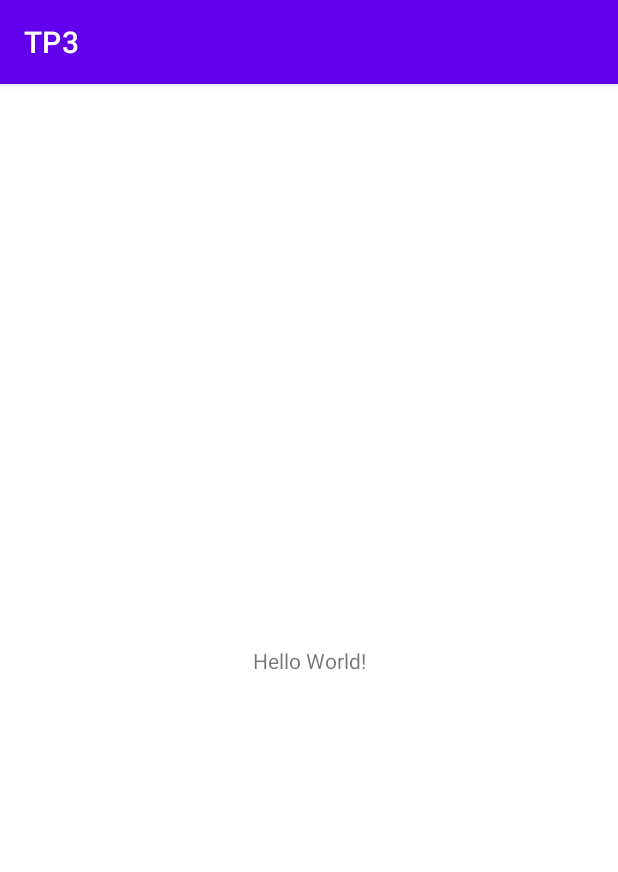
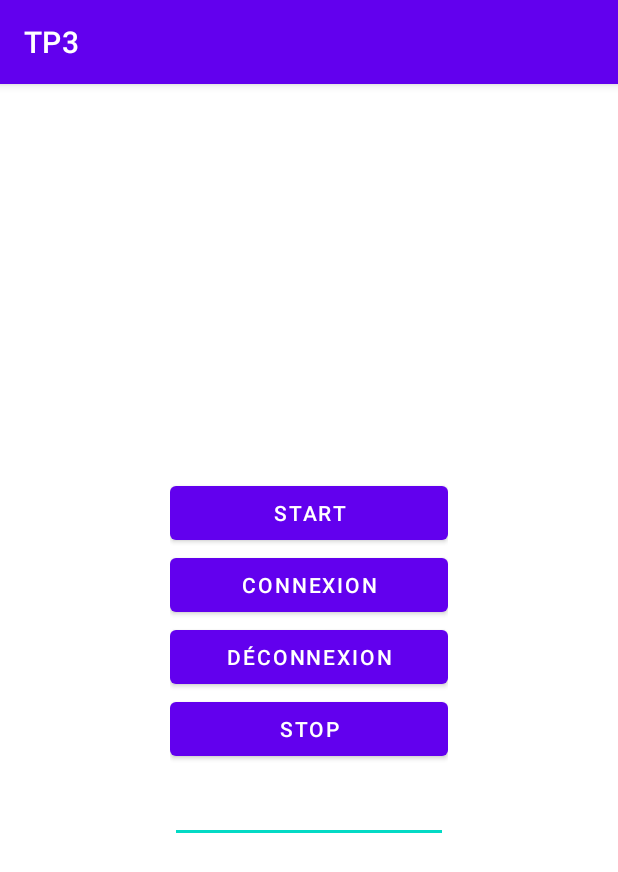
Before and after one commit to GaetanJago/systemes-mobiles, an Android app: the screen it shows after launch (MainActivity), on a phone screen of 412 x 824 dp. Shown: the top 872 px of the screen. Run offline under Robolectric (Android 15) with nearby library versions, the phone set to English and light mode, and no system bars.

Commit message:
Ajout IHM

```diff
--- a/TP3/app/src/main/java/com/example/tp3/MainActivity.java
+++ b/TP3/app/src/main/java/com/example/tp3/MainActivity.java
@@ -3,12 +3,29 @@ package com.example.tp3;
 import androidx.appcompat.app.AppCompatActivity;
 
 import android.os.Bundle;
+import android.widget.Button;
+import android.widget.EditText;
 
 public class MainActivity extends AppCompatActivity {
+
+    private Button btnStart;
+    private Button btnConnexion;
+    private Button btnDeconnexion;
+    private Button btnStop;
+
+    private EditText editText;
+
 
     @Override
     protected void onCreate(Bundle savedInstanceState) {
         super.onCreate(savedInstanceState);
         setContentView(R.layout.activity_main);
+
+        this.btnStart = findViewById(R.id.buttonStart);
+        this.btnConnexion = findViewById(R.id.buttonConnexion);
+        this.btnDeconnexion = findViewById(R.id.buttonDeconnexion);
+        this.btnStop = findViewById(R.id.buttonStop);
+
+        this.editText = findViewById(R.id.editText);
     }
 }
--- a/TP3/app/src/main/res/layout/activity_main.xml
+++ b/TP3/app/src/main/res/layout/activity_main.xml
@@ -4,15 +4,50 @@
     xmlns:tools="http://schemas.android.com/tools"
     android:layout_width="match_parent"
     android:layout_height="match_parent"
+    android:visibility="visible"
     tools:context=".MainActivity">
 
-    <TextView
-        android:layout_width="wrap_content"
-        android:layout_height="wrap_content"
-        android:text="Hello World!"
+    <LinearLayout
+        android:layout_width="185dp"
+        android:layout_height="244dp"
+        android:orientation="vertical"
         app:layout_constraintBottom_toBottomOf="parent"
-        app:layout_constraintLeft_toLeftOf="parent"
-        app:layout_constraintRight_toRightOf="parent"
-        app:layout_constraintTop_toTopOf="parent" />
+        app:layout_constraintEnd_toEndOf="parent"
+        app:layout_constraintStart_toStartOf="parent"
+        app:layout_constraintTop_toTopOf="parent">
+
+        <Button
+            android:id="@+id/buttonStart"
+            android:layout_width="match_parent"
+            android:layout_height="wrap_content"
+            android:text="Start" />
+
+        <Button
+            android:id="@+id/buttonConnexion"
+            android:layout_width="match_parent"
+            android:layout_height="wrap_content"
+            android:text="Connexion" />
+
+        <Button
+            android:id="@+id/buttonDeconnexion"
+            android:layout_width="match_parent"
+            android:layout_height="wrap_content"
+            android:text="Déconnexion" />
+
+        <Button
+            android:id="@+id/buttonStop"
+            android:layout_width="match_parent"
+            android:layout_height="wrap_content"
+            android:text="Stop" />
+
+        <EditText
+            android:id="@+id/editText"
+            android:layout_width="fill_parent"
+            android:layout_height="wrap_content"
+            android:layout_weight="1"
+            android:inputType="text"
+            android:text="" />
+
+    </LinearLayout>
 
 </androidx.constraintlayout.widget.ConstraintLayout>
```
